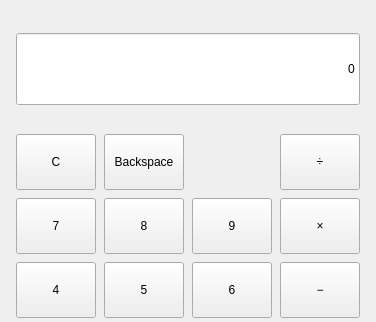
Old version of the form src/mainwindow.ui in the repository jinyu918/qt-widgets-widgets-calculator; both pictures show x 0 to 376 and y 0 to 322 of the 376 by 480 pixel window.
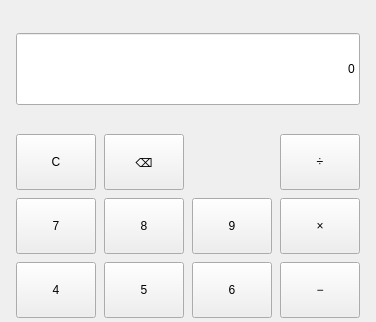
New version of the form.

Commit message: style(ui): add calculator button states

Diff of the .ui file:
```diff
--- a/src/mainwindow.ui
+++ b/src/mainwindow.ui
@@ -86,7 +86,7 @@
          <enum>Qt::NoFocus</enum>
         </property>
         <property name="text">
-         <string>Backspace</string>
+         <string>⌫</string>
         </property>
        </widget>
       </item>
```
The commit also changes 4 other files.
